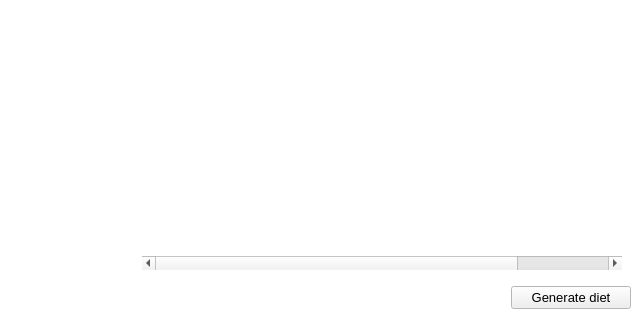
The window that ui_mainwindow_tab.ui (josh-minch/spartan) describes before a commit, drawn with Qt 5; both pictures show x 246 to 886 and y 373 to 693 of the 886 by 693 pixel window.
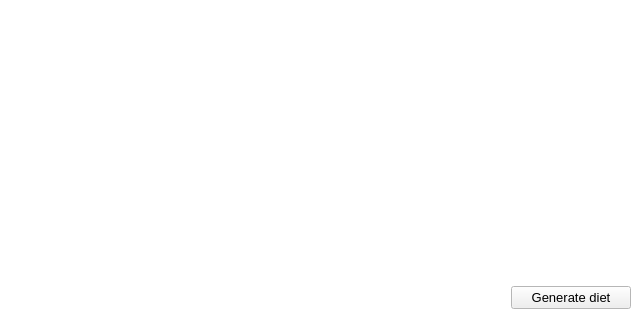
The same window after the commit. The open tabs and pages were chosen to show the change. Icons and pictures are not drawn. Custom widgets are drawn as their Qt base class.

Commit message: Morph nutrition widget table into model

The edit to the form file:
```diff
--- a/ui_mainwindow_tab.ui
+++ b/ui_mainwindow_tab.ui
@@ -155,7 +155,7 @@
        <string notr="true">QTabWidget::pane { border: 0; }</string>
       </property>
       <property name="currentIndex">
-       <number>1</number>
+       <number>0</number>
       </property>
       <property name="iconSize">
        <size>
@@ -288,142 +288,6 @@
           </property>
          </widget>
         </item>
-        <item row="1" column="3" colspan="2">
-         <widget class="QDeselectableTableWidget" name="nutrition_table">
-          <property name="sizePolicy">
-           <sizepolicy hsizetype="Fixed" vsizetype="Expanding">
-            <horstretch>0</horstretch>
-            <verstretch>0</verstretch>
-           </sizepolicy>
-          </property>
-          <property name="minimumSize">
-           <size>
-            <width>480</width>
-            <height>0</height>
-           </size>
-          </property>
-          <property name="palette">
-           <palette>
-            <active>
-             <colorrole role="Highlight">
-              <brush brushstyle="SolidPattern">
-               <color alpha="255">
-                <red>218</red>
-                <green>236</green>
-                <blue>249</blue>
-               </color>
-              </brush>
-             </colorrole>
-             <colorrole role="HighlightedText">
-              <brush brushstyle="SolidPattern">
-               <color alpha="255">
-                <red>0</red>
-                <green>0</green>
-                <blue>0</blue>
-               </color>
-              </brush>
-             </colorrole>
-            </active>
-            <inactive>
-             <colorrole role="Highlight">
-              <brush brushstyle="SolidPattern">
-               <color alpha="255">
-                <red>218</red>
-                <green>236</green>
-                <blue>249</blue>
-               </color>
-              </brush>
-             </colorrole>
-             <colorrole role="HighlightedText">
-              <brush brushstyle="SolidPattern">
-               <color alpha="255">
-                <red>0</red>
-                <green>0</green>
-                <blue>0</blue>
-               </color>
-              </brush>
-             </colorrole>
-            </inactive>
-            <disabled>
-             <colorrole role="Highlight">
-              <brush brushstyle="SolidPattern">
-               <color alpha="255">
-                <red>0</red>
-                <green>120</green>
-                <blue>215</blue>
-               </color>
-              </brush>
-             </colorrole>
-             <colorrole role="HighlightedText">
-              <brush brushstyle="SolidPattern">
-               <color alpha="255">
-                <red>0</red>
-                <green>0</green>
-                <blue>0</blue>
-               </color>
-              </brush>
-             </colorrole>
-            </disabled>
-           </palette>
-          </property>
-          <property name="font">
-           <font>
-            <family>Segoe UI</family>
-            <pointsize>10</pointsize>
-           </font>
-          </property>
-          <property name="focusPolicy">
-           <enum>Qt::NoFocus</enum>
-          </property>
-          <property name="autoFillBackground">
-           <bool>false</bool>
-          </property>
-          <property name="styleSheet">
-           <string notr="true">QHeaderView::section{
-	background-color: white;
-	border: 0px;
-}</string>
-          </property>
-          <property name="frameShape">
-           <enum>QFrame::NoFrame</enum>
-          </property>
-          <property name="alternatingRowColors">
-           <bool>false</bool>
-          </property>
-          <property name="selectionMode">
-           <enum>QAbstractItemView::NoSelection</enum>
-          </property>
-          <property name="selectionBehavior">
-           <enum>QAbstractItemView::SelectRows</enum>
-          </property>
-          <property name="showGrid">
-           <bool>false</bool>
-          </property>
-          <property name="columnCount">
-           <number>5</number>
-          </property>
-          <attribute name="horizontalHeaderVisible">
-           <bool>false</bool>
-          </attribute>
-          <attribute name="horizontalHeaderCascadingSectionResizes">
-           <bool>false</bool>
-          </attribute>
-          <attribute name="horizontalHeaderStretchLastSection">
-           <bool>false</bool>
-          </attribute>
-          <attribute name="verticalHeaderVisible">
-           <bool>false</bool>
-          </attribute>
-          <attribute name="verticalHeaderStretchLastSection">
-           <bool>false</bool>
-          </attribute>
-          <column/>
-          <column/>
-          <column/>
-          <column/>
-          <column/>
-         </widget>
-        </item>
         <item row="1" column="0" colspan="3">
          <widget class="QTableView" name="fridge_view">
           <property name="styleSheet">
@@ -440,6 +304,119 @@
           </property>
          </widget>
         </item>
+        <item row="1" column="3" colspan="2">
+         <widget class="QTableView" name="nutrition_view_1">
+          <property name="sizePolicy">
+           <sizepolicy hsizetype="Fixed" vsizetype="Expanding">
+            <horstretch>0</horstretch>
+            <verstretch>0</verstretch>
+           </sizepolicy>
+          </property>
+          <property name="minimumSize">
+           <size>
+            <width>480</width>
+            <height>0</height>
+           </size>
+          </property>
+          <property name="palette">
+           <palette>
+            <active>
+             <colorrole role="Highlight">
+              <brush brushstyle="SolidPattern">
+               <color alpha="255">
+                <red>218</red>
+                <green>236</green>
+                <blue>249</blue>
+               </color>
+              </brush>
+             </colorrole>
+             <colorrole role="HighlightedText">
+              <brush brushstyle="SolidPattern">
+               <color alpha="255">
+                <red>0</red>
+                <green>0</green>
+                <blue>0</blue>
+               </color>
+              </brush>
+             </colorrole>
+            </active>
+            <inactive>
+             <colorrole role="Highlight">
+              <brush brushstyle="SolidPattern">
+               <color alpha="255">
+                <red>218</red>
+                <green>236</green>
+                <blue>249</blue>
+               </color>
+              </brush>
+             </colorrole>
+             <colorrole role="HighlightedText">
+              <brush brushstyle="SolidPattern">
+               <color alpha="255">
+                <red>0</red>
+                <green>0</green>
+                <blue>0</blue>
+               </color>
+              </brush>
+             </colorrole>
+            </inactive>
+            <disabled>
+             <colorrole role="Highlight">
+              <brush brushstyle="SolidPattern">
+               <color alpha="255">
+                <red>0</red>
+                <green>120</green>
+                <blue>215</blue>
+               </color>
+              </brush>
+             </colorrole>
+             <colorrole role="HighlightedText">
+              <brush brushstyle="SolidPattern">
+               <color alpha="255">
+                <red>0</red>
+                <green>0</green>
+                <blue>0</blue>
+               </color>
+              </brush>
+             </colorrole>
+            </disabled>
+           </palette>
+          </property>
+          <property name="font">
+           <font>
+            <family>Segoe UI</family>
+            <pointsize>10</pointsize>
+           </font>
+          </property>
+          <property name="focusPolicy">
+           <enum>Qt::NoFocus</enum>
+          </property>
+          <property name="autoFillBackground">
+           <bool>false</bool>
+          </property>
+          <property name="styleSheet">
+           <string notr="true">QHeaderView::section{
+	background-color: white;
+	border: 0px;
+}</string>
+          </property>
+          <property name="frameShape">
+           <enum>QFrame::NoFrame</enum>
+          </property>
+          <property name="alternatingRowColors">
+           <bool>false</bool>
+          </property>
+          <property name="selectionMode">
+           <enum>QAbstractItemView::NoSelection</enum>
+          </property>
+          <property name="selectionBehavior">
+           <enum>QAbstractItemView::SelectRows</enum>
+          </property>
+          <property name="showGrid">
+           <bool>false</bool>
+          </property>
+         </widget>
+        </item>
        </layout>
       </widget>
       <widget class="QWidget" name="tab_2">
@@ -575,7 +552,7 @@
          </widget>
         </item>
         <item row="1" column="3" colspan="2">
-         <widget class="QDeselectableTableWidget" name="nutrition_table_2">
+         <widget class="QTableView" name="nutrition_view_2">
           <property name="sizePolicy">
            <sizepolicy hsizetype="Fixed" vsizetype="Expanding">
             <horstretch>0</horstretch>
@@ -685,29 +662,6 @@
           <property name="showGrid">
            <bool>false</bool>
           </property>
-          <property name="columnCount">
-           <number>5</number>
-          </property>
-          <attribute name="horizontalHeaderVisible">
-           <bool>false</bool>
-          </attribute>
-          <attribute name="horizontalHeaderCascadingSectionResizes">
-           <bool>false</bool>
-          </attribute>
-          <attribute name="horizontalHeaderStretchLastSection">
-           <bool>false</bool>
-          </attribute>
-          <attribute name="verticalHeaderVisible">
-           <bool>false</bool>
-          </attribute>
-          <attribute name="verticalHeaderStretchLastSection">
-           <bool>false</bool>
-          </attribute>
-          <column/>
-          <column/>
-          <column/>
-          <column/>
-          <column/>
          </widget>
         </item>
        </layout>
@@ -760,13 +714,6 @@
    </property>
   </action>
  </widget>
- <customwidgets>
-  <customwidget>
-   <class>QDeselectableTableWidget</class>
-   <extends>QTableWidget</extends>
-   <header>qdeselectable_table_widget.h</header>
-  </customwidget>
- </customwidgets>
  <resources/>
  <connections/>
 </ui>
```
The commit also changes 7 other files.
